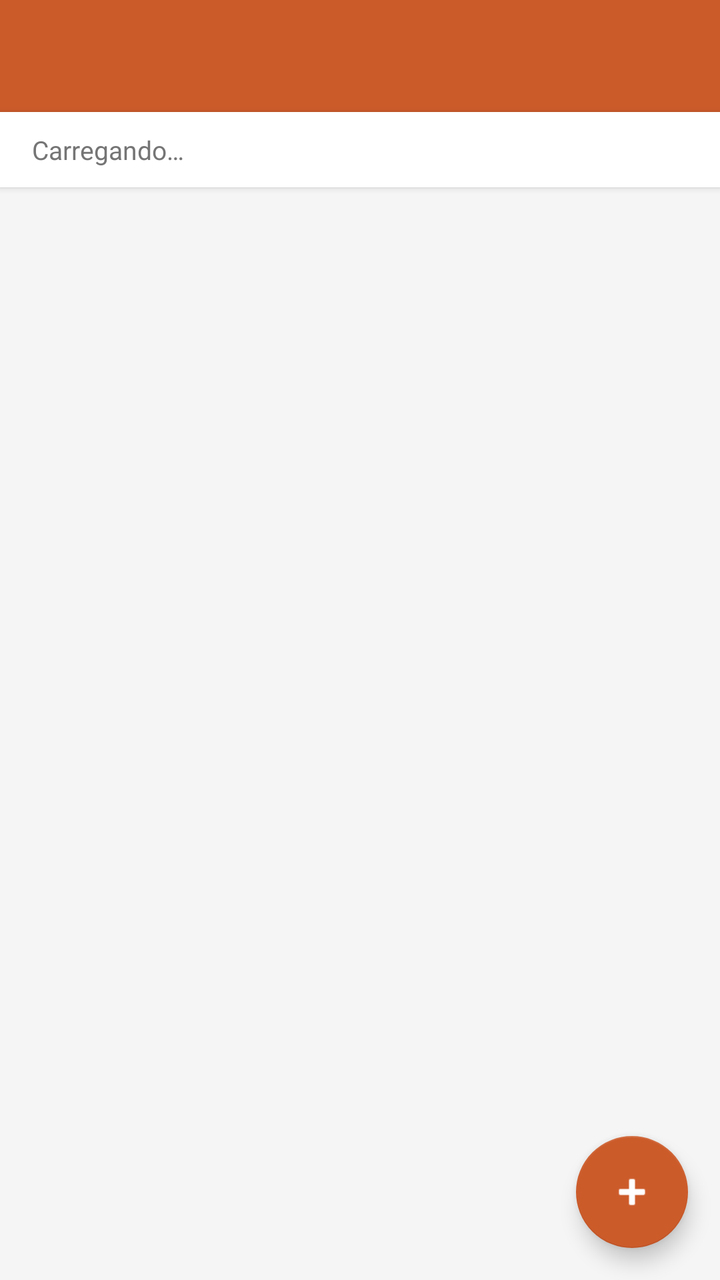
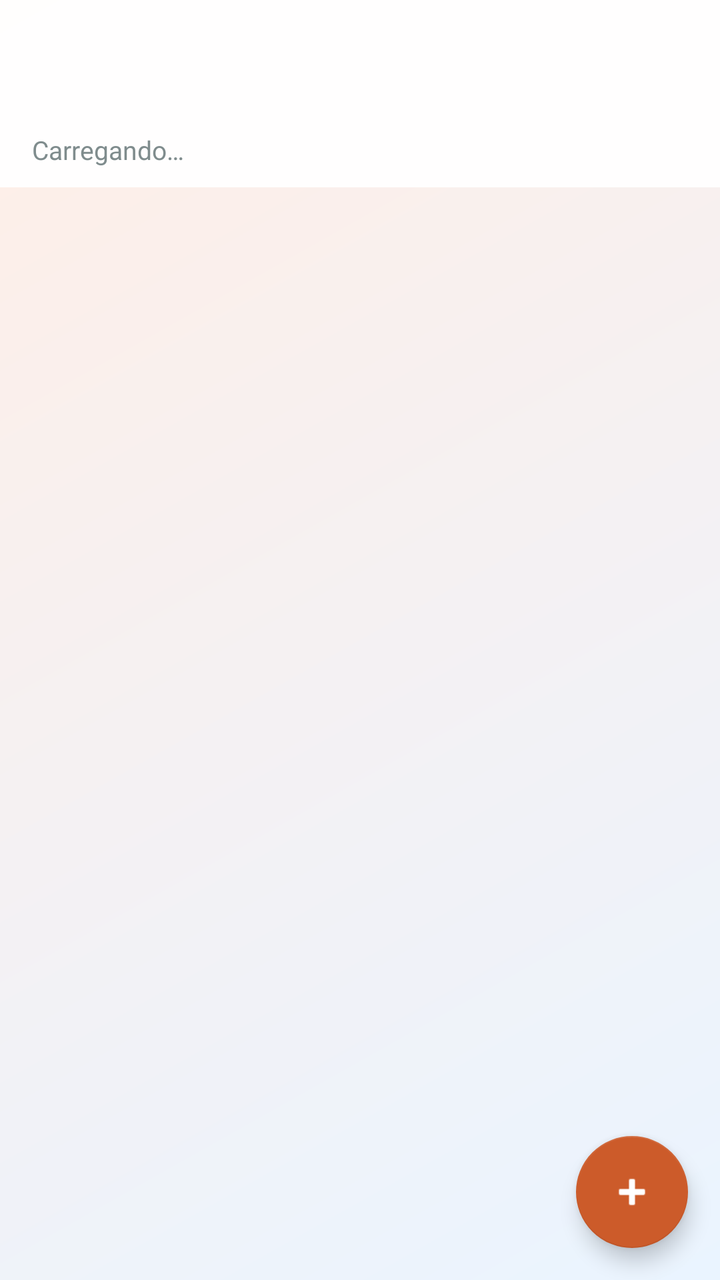

Compare the two renders of this Android layout. The source of the first and the diff that turns it into the second are given below.
<!-- AndroidManifest.xml: application theme Theme.Inventario.NoBar -->
<!-- res/layout/activity_operadores.xml -->
<?xml version="1.0" encoding="utf-8"?>
<LinearLayout xmlns:android="http://schemas.android.com/apk/res/android"
    xmlns:app="http://schemas.android.com/apk/res-auto"
    android:layout_width="match_parent"
    android:layout_height="match_parent"
    android:orientation="vertical"
    android:background="@color/screenBackground"
    android:fitsSystemWindows="true">

    <androidx.appcompat.widget.Toolbar
        android:id="@+id/toolbar"
        android:layout_width="match_parent"
        android:layout_height="wrap_content"
        android:minHeight="?attr/actionBarSize"
        android:background="?attr/colorPrimary"
        android:theme="@style/ThemeOverlay.AppCompat.Dark.ActionBar"
        app:popupTheme="@style/ThemeOverlay.AppCompat.Light" />

    <LinearLayout
        android:layout_width="match_parent"
        android:layout_height="wrap_content"
        android:orientation="horizontal"
        android:background="@color/cardBackground"
        android:paddingHorizontal="16dp"
        android:paddingVertical="10dp"
        android:elevation="2dp">

        <TextView
            android:id="@+id/tvTotal"
            android:layout_width="0dp"
            android:layout_height="wrap_content"
            android:layout_weight="1"
            android:text="Carregando…"
            android:textSize="13sp"
            android:textColor="@color/textSecondary"
            android:gravity="center_vertical" />

        <ProgressBar
            android:id="@+id/progressBar"
            style="?android:attr/progressBarStyleSmall"
            android:layout_width="24dp"
            android:layout_height="24dp"
            android:visibility="gone" />

    </LinearLayout>

    <androidx.recyclerview.widget.RecyclerView
        android:id="@+id/recycler"
        android:layout_width="match_parent"
        android:layout_height="0dp"
        android:layout_weight="1"
        android:paddingTop="8dp"
        android:paddingBottom="8dp"
        android:clipToPadding="false" />

    <com.google.android.material.floatingactionbutton.FloatingActionButton
        android:id="@+id/fabAdicionarOperador"
        android:layout_width="wrap_content"
        android:layout_height="wrap_content"
        android:layout_gravity="end"
        android:layout_margin="16dp"
        android:contentDescription="Adicionar operador"
        app:srcCompat="@android:drawable/ic_input_add"
        app:backgroundTint="?attr/colorPrimary"
        app:tint="#FFFFFF" />

</LinearLayout>
<!-- resources referenced by this layout -->
<resources>
  <color name="cardBackground">#FFFFFF</color>
  <color name="screenBackground">#F5F5F5</color>
  <color name="textSecondary">#757575</color>
  <style name="Theme.Inventario.NoBar" parent="Theme.MaterialComponents.DayNight.NoActionBar">
          <item name="colorPrimary">@color/colorPrimary</item>
          <item name="colorPrimaryVariant">@color/colorPrimaryDark</item>
          <item name="colorOnPrimary">#FFFFFF</item>
          <item name="colorSecondary">@color/colorAccent</item>
          <item name="colorOnSecondary">#FFFFFF</item>
          <item name="android:windowBackground">@color/screenBackground</item>
          <item name="android:statusBarColor">@color/colorPrimaryDark</item>
      </style>
  <color name="colorPrimary">#CC5B2A</color>
  <color name="colorPrimaryDark">#A04520</color>
  <color name="colorAccent">#E07040</color>
</resources>

<!-- the commit's change to res/layout/activity_operadores.xml (unified diff, before → after) -->
@@ -4,7 +4,7 @@
     android:layout_width="match_parent"
     android:layout_height="match_parent"
     android:orientation="vertical"
-    android:background="@color/screenBackground"
+    android:background="@drawable/bg_gradient"
     android:fitsSystemWindows="true">
 
     <androidx.appcompat.widget.Toolbar
@@ -12,18 +12,18 @@
         android:layout_width="match_parent"
         android:layout_height="wrap_content"
         android:minHeight="?attr/actionBarSize"
-        android:background="?attr/colorPrimary"
-        android:theme="@style/ThemeOverlay.AppCompat.Dark.ActionBar"
+        android:background="@color/glassToolbarFill"
+        android:elevation="0dp"
+        android:theme="@style/Theme.Inventario.ToolbarOverlay"
         app:popupTheme="@style/ThemeOverlay.AppCompat.Light" />
 
     <LinearLayout
         android:layout_width="match_parent"
         android:layout_height="wrap_content"
         android:orientation="horizontal"
-        android:background="@color/cardBackground"
+        android:background="@color/glassToolbarFill"
         android:paddingHorizontal="16dp"
-        android:paddingVertical="10dp"
-        android:elevation="2dp">
+        android:paddingVertical="10dp">
 
         <TextView
             android:id="@+id/tvTotal"
<!-- resource entries referenced after the edit -->
@@ -1,8 +1,18 @@
 <!-- resources referenced by this layout -->
 <resources>
-  <color name="cardBackground">#FFFFFF</color>
-  <color name="screenBackground">#F5F5F5</color>
-  <color name="textSecondary">#757575</color>
+  <color name="glassToolbarFill">#F0FFFFFF</color>
+  <color name="screenBackground">#E8ECEF</color>
+  <color name="textSecondary">#7F8C8D</color>
+  <!-- drawable bg_gradient (drawable) -->
+  <?xml version="1.0" encoding="utf-8"?>
+  <shape xmlns:android="http://schemas.android.com/apk/res/android">
+      <gradient
+          android:startColor="@color/gradientStart"
+          android:endColor="@color/gradientEnd"
+          android:angle="315"
+          android:type="linear" />
+  </shape>
+  <style name="Theme.Inventario.ToolbarOverlay" parent="ThemeOverlay.AppCompat.Light" />
   <style name="Theme.Inventario.NoBar" parent="Theme.MaterialComponents.DayNight.NoActionBar">
           <item name="colorPrimary">@color/colorPrimary</item>
           <item name="colorPrimaryVariant">@color/colorPrimaryDark</item>
@@ -10,10 +20,12 @@
           <item name="colorSecondary">@color/colorAccent</item>
           <item name="colorOnSecondary">#FFFFFF</item>
           <item name="android:windowBackground">@color/screenBackground</item>
-          <item name="android:statusBarColor">@color/colorPrimaryDark</item>
+          <item name="android:statusBarColor">@color/gradientStart</item>
       </style>
+  <color name="gradientStart">#FFEEE6</color>
+  <color name="gradientEnd">#EAF4FF</color>
   <color name="colorPrimary">#CC5B2A</color>
   <color name="colorPrimaryDark">#A04520</color>
-  <color name="colorAccent">#E07040</color>
+  <color name="colorAccent">#FF5C23</color>
 </resources>
 
